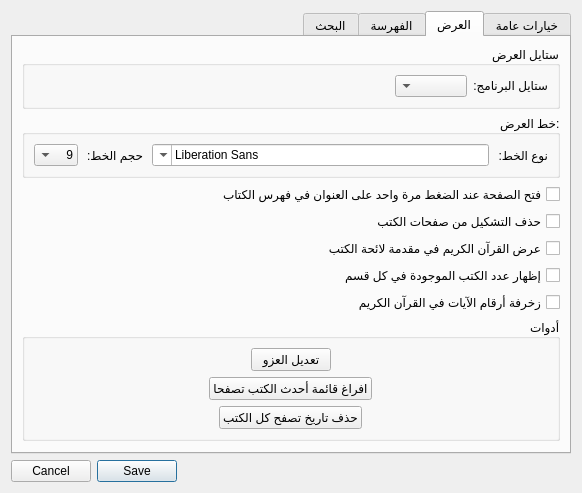
This is src/settingsdialog.ui in boussouira/moltaqa as Qt 5 draws it before an edit. The edited form follows.
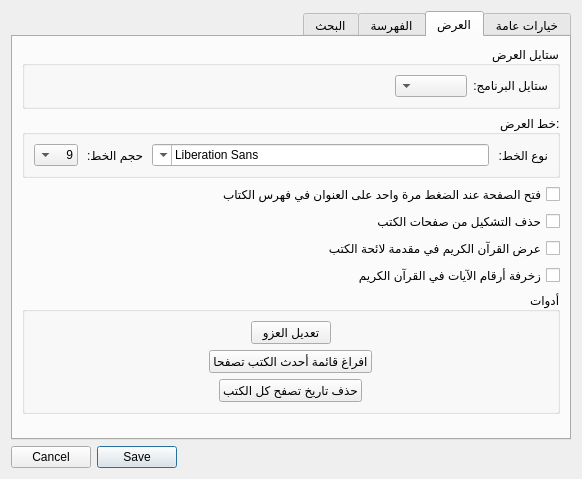
This is the edited form. The open tabs and pages were chosen to show the change.

Commit message:
Revert "Show books count in categorie name"
This reverts commit cd1a210a15299e1186604967823f577b1774bc83.

Changing categories title cause problems when editing them in the
control centre

Patch:
```diff
--- a/src/settingsdialog.ui
+++ b/src/settingsdialog.ui
@@ -391,13 +391,6 @@
          </property>
         </widget>
        </item>
-       <item>
-        <widget class="QCheckBox" name="checkCatBookCount">
-         <property name="text">
-          <string>إظهار عدد الكتب الموجودة في كل قسم</string>
-         </property>
-        </widget>
-       </item>
        <item>
         <widget class="QCheckBox" name="checkDrawAyatNumber">
          <property name="text">
```
The commit also changes 3 other files.
